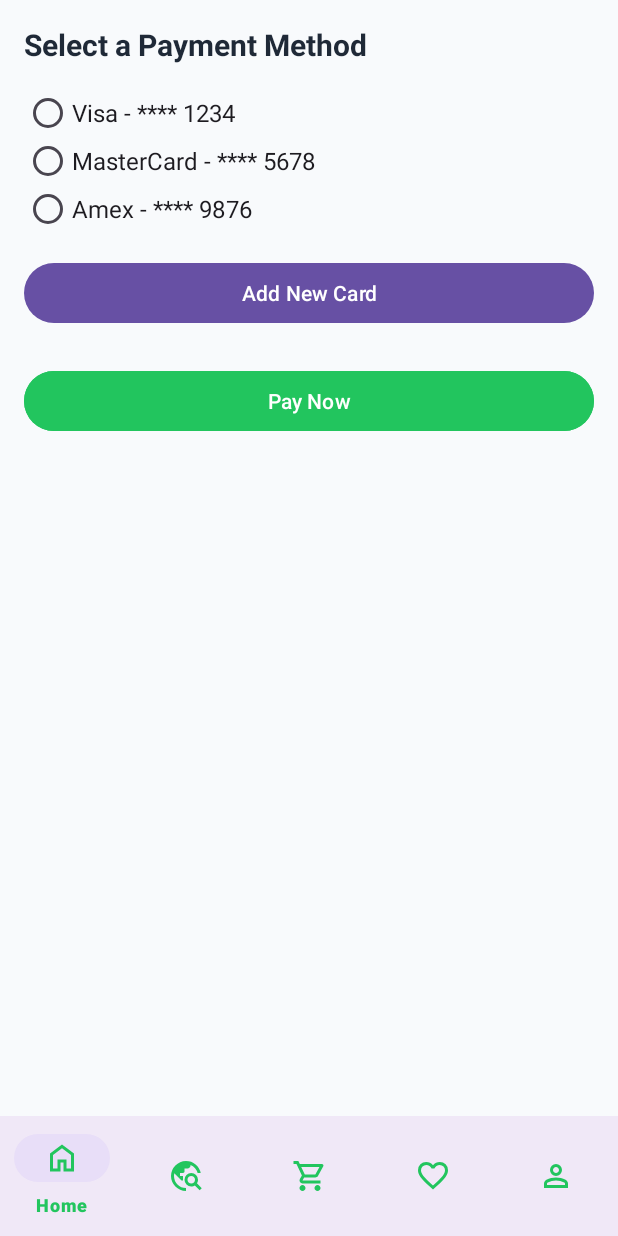
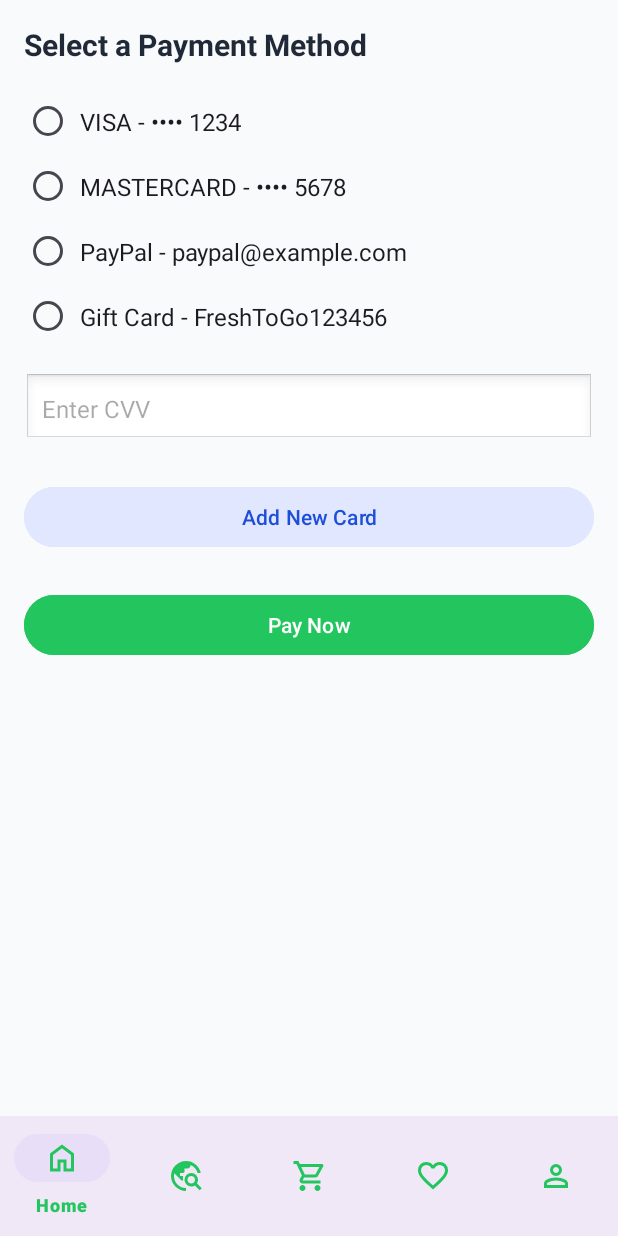
Before and after one commit to Bailualiya/FreshToGo, an Android app: the fragment CheckoutFragment placed in its activity, on a phone screen of 412 x 824 dp. Run offline under Robolectric (Android 15) with nearby library versions, the phone set to English and light mode, and no system bars.

Commit message:
checkout feature updated with more option

```diff
--- /dev/null
+++ b/app/src/main/java/com/example/freshtogo/Card.java
@@ -0,0 +1,61 @@
+package com.example.freshtogo;
+
+public class Card {
+
+    public enum Type {
+        VISA, MASTERCARD, AMEX, PAYPAL, GIFT
+    }
+
+    private final String cardholderName;
+    private final String cardNumber; // For PayPal: email, for Gift Card: code
+    private final String expiryDate;
+    private final String cvv;
+    private final Type type;
+
+    public Card(String cardholderName, String cardNumber, String expiryDate, String cvv, Type type) {
+        this.cardholderName = cardholderName;
+        this.cardNumber = cardNumber;
+        this.expiryDate = expiryDate;
+        this.cvv = cvv;
+        this.type = type;
+    }
+
+    public String getCardholderName() {
+        return cardholderName;
+    }
+
+    public String getCardNumber() {
+        return cardNumber;
+    }
+
+    public String getMaskedCardNumber() {
+        if (cardNumber.length() >= 4) {
+            return "•••• " + cardNumber.substring(cardNumber.length() - 4);
+        } else {
+            return cardNumber; // PayPal email or gift code
+        }
+    }
+
+    public String getExpiryDate() {
+        return expiryDate;
+    }
+
+    public String getCvv() {
+        return cvv;
+    }
+
+    public Type getType() {
+        return type;
+    }
+
+    public String getDisplayLabel() {
+        switch (type) {
+            case PAYPAL:
+                return "PayPal - " + cardNumber;
+            case GIFT:
+                return "Gift Card - " + cardNumber;
+            default:
+                return type.name() + " - " + getMaskedCardNumber();
+        }
+    }
+}
--- a/app/src/main/java/com/example/freshtogo/CardManager.java
+++ b/app/src/main/java/com/example/freshtogo/CardManager.java
@@ -5,20 +5,25 @@ import java.util.List;
 
 public class CardManager {
 
-    private static final List<String> savedCards = new ArrayList<>();
+    private static final List<Card> savedCards = new ArrayList<>();
 
     static {
-
-        savedCards.add("Visa - **** 1234");
-        savedCards.add("MasterCard - **** 5678");
-        savedCards.add("Amex - **** 9876");
+        // Preload with a few example cards
+        savedCards.add(new Card("John Doe", "4111111111111234", "12/26", "123", Card.Type.VISA));
+        savedCards.add(new Card("Jane Smith", "5500000000005678", "11/25", "456", Card.Type.MASTERCARD));
+        savedCards.add(new Card("paypal@example.com", "paypal@example.com", "", "", Card.Type.PAYPAL));
+        savedCards.add(new Card("FreshToGo Gift", "FreshToGo123456", "", "", Card.Type.GIFT));
     }
 
-    public static List<String> getSavedCards() {
-        return new ArrayList<>(savedCards);
+    public static List<Card> getSavedCards() {
+        return new ArrayList<>(savedCards); // Return copy
     }
 
-    public static void addCard(String card) {
+    public static void addCard(Card card) {
         savedCards.add(card);
     }
+
+    public static void clearCards() {
+        savedCards.clear();
+    }
 }
--- a/app/src/main/java/com/example/freshtogo/CheckoutFragment.java
+++ b/app/src/main/java/com/example/freshtogo/CheckoutFragment.java
@@ -1,70 +1,87 @@
 package com.example.freshtogo;
 
 import android.os.Bundle;
+import android.text.TextUtils;
 import android.view.LayoutInflater;
 import android.view.View;
 import android.view.ViewGroup;
-import android.widget.Button;
-import android.widget.RadioButton;
-import android.widget.RadioGroup;
-import android.widget.Toast;
+import android.widget.*;
 
 import androidx.annotation.NonNull;
 import androidx.annotation.Nullable;
 import androidx.fragment.app.Fragment;
 
-import java.util.Arrays;
 import java.util.List;
 
 public class CheckoutFragment extends Fragment {
 
-    private String selectedCard = null;
+    private Card selectedCard = null;
 
     @Nullable
     @Override
     public View onCreateView(@NonNull LayoutInflater inflater,
                              @Nullable ViewGroup container,
                              @Nullable Bundle savedInstanceState) {
+
         View view = inflater.inflate(R.layout.fragment_checkout, container, false);
-
-        RadioGroup cardGroup = view.findViewById(R.id.card_radio_group);
+        LinearLayout cardListLayout = view.findViewById(R.id.card_radio_group);
+        EditText cvvInput = view.findViewById(R.id.confirm_cvv_input);
         Button addCardButton = view.findViewById(R.id.add_card_button);
         Button payNowButton = view.findViewById(R.id.pay_now_button);
 
+        List<Card> cards = CardManager.getSavedCards();
 
-        List<String> cards = CardManager.getSavedCards();
+        RadioGroup radioGroup = new RadioGroup(getContext());
+        radioGroup.setOrientation(RadioGroup.VERTICAL);
 
+        for (Card card : cards) {
+            RadioButton rb = new RadioButton(getContext());
+            rb.setText(card.getDisplayLabel());
+            rb.setTextSize(16);
+            rb.setPadding(8, 16, 8, 16);
+            radioGroup.addView(rb);
 
-        for (String card : cards) {
-            RadioButton radio = new RadioButton(getContext());
-            radio.setText(card);
-            radio.setTextSize(16);
-            cardGroup.addView(radio);
-
-            radio.setOnClickListener(v -> selectedCard = card);
+            rb.setOnClickListener(v -> {
+                selectedCard = card;
+                if (card.getType() == Card.Type.PAYPAL || card.getType() == Card.Type.GIFT) {
+                    cvvInput.setVisibility(View.GONE);
+                } else {
+                    cvvInput.setVisibility(View.VISIBLE);
+                }
+            });
         }
 
+        cardListLayout.addView(radioGroup);
+
         addCardButton.setOnClickListener(v -> {
-            // Go to add card screen
+            AddPaymentMethodFragment fragment = new AddPaymentMethodFragment();
             requireActivity().getSupportFragmentManager()
                     .beginTransaction()
-                    .replace(R.id.fragment_container, new AddCardFragment())
+                    .replace(R.id.fragment_container, fragment)
                     .addToBackStack(null)
                     .commit();
         });
 
         payNowButton.setOnClickListener(v -> {
             if (selectedCard == null) {
-                Toast.makeText(getContext(), "Please select a card", Toast.LENGTH_SHORT).show();
-            } else {
-                CartManager.clearCart();
-                Toast.makeText(getContext(), "Payment Successful with " + selectedCard, Toast.LENGTH_LONG).show();
+                Toast.makeText(getContext(), "Please select a payment method", Toast.LENGTH_SHORT).show();
+                return;
+            }
 
-                requireActivity().getSupportFragmentManager()
-                        .beginTransaction()
-                        .replace(R.id.fragment_container, new HomeFragment())
-                        .commit();
+            if (selectedCard.getType() != Card.Type.PAYPAL && selectedCard.getType() != Card.Type.GIFT) {
+                String enteredCVV = cvvInput.getText().toString().trim();
+                if (TextUtils.isEmpty(enteredCVV) || !enteredCVV.equals(selectedCard.getCvv())) {
+                    Toast.makeText(getContext(), "Invalid or missing CVV", Toast.LENGTH_SHORT).show();
+                    return;
+                }
             }
+
+            Toast.makeText(getContext(), "Payment Successful!", Toast.LENGTH_LONG).show();
+            // Clear cart, go home, etc. (optional)
+            requireActivity().getSupportFragmentManager()
+                    .beginTransaction()
+                    .replace(R.id.fragment_container, new HomeFragment())
+                    .commit();
         });
 
         return view;
--- a/app/src/main/res/layout/fragment_checkout.xml
+++ b/app/src/main/res/layout/fragment_checkout.xml
@@ -10,6 +10,7 @@
         android:layout_width="match_parent"
         android:layout_height="wrap_content">
 
+
         <TextView
             android:text="Select a Payment Method"
             android:textSize="20sp"
@@ -19,17 +20,36 @@
             android:layout_width="wrap_content"
             android:layout_height="wrap_content" />
 
+
         <RadioGroup
             android:id="@+id/card_radio_group"
             android:layout_width="match_parent"
             android:layout_height="wrap_content" />
 
+
+        <EditText
+            android:id="@+id/confirm_cvv_input"
+            android:hint="Enter CVV"
+            android:layout_width="match_parent"
+            android:layout_height="wrap_content"
+            android:inputType="numberPassword"
+            android:maxLength="4"
+            android:layout_marginTop="16dp"
+            android:layout_marginBottom="16dp"
+            android:background="@android:drawable/edit_text"
+            android:padding="12dp"
+            android:textSize="16sp" />
+
+
         <Button
             android:id="@+id/add_card_button"
             android:text="Add New Card"
-            android:layout_marginTop="16dp"
+            android:layout_marginTop="8dp"
+            android:backgroundTint="#E0E7FF"
+            android:textColor="#1D4ED8"
             android:layout_width="match_parent"
             android:layout_height="wrap_content" />
+
 
         <Button
             android:id="@+id/pay_now_button"
@@ -39,5 +59,6 @@
             android:textColor="@android:color/white"
             android:layout_width="match_parent"
             android:layout_height="wrap_content" />
+
     </LinearLayout>
 </ScrollView>
```
Also changed, not shown: app/src/main/java/com/example/freshtogo/AddCardFragment.java (+34 -10 lines), app/src/main/java/com/example/freshtogo/AddGiftCardFragment.java (added, +48 -0 lines), app/src/main/java/com/example/freshtogo/AddPayPalFragment.java (added, +49 -0 lines), app/src/main/java/com/example/freshtogo/AddPaymentMethodFragment.java (added, +61 -0 lines), app/src/main/res/layout/fragment_add_card.xml (+16 -6 lines), app/src/main/res/layout/fragment_add_gift_card.xml (added, +62 -0 lines), app/src/main/res/layout/fragment_add_payment_method.xml (added, +119 -0 lines), app/src/main/res/layout/fragment_add_paypal.xml (added, +62 -0 lines), app/src/main/res/drawable/card.jpg (added), app/src/main/res/drawable/gift.png (added), app/src/main/res/drawable/paypal.png (added).
